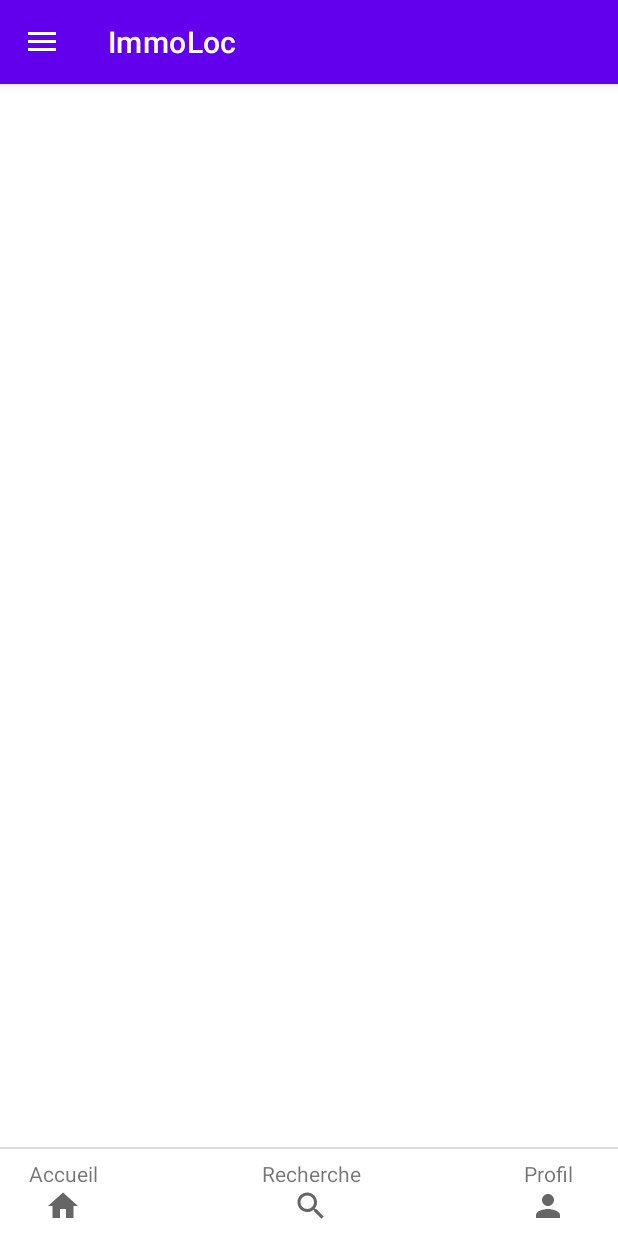
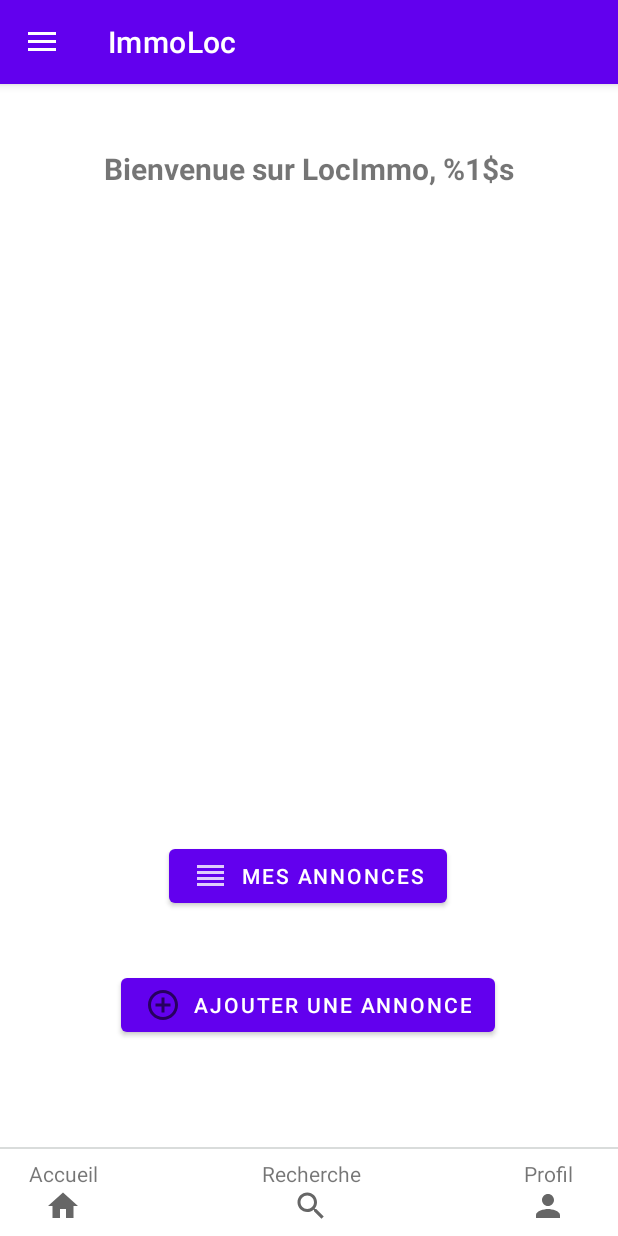
Before and after one commit to ETS-Android3/ImmoLoc, an Android app: the HomeActivity screen opened directly, with no data from a screen before it, on a phone screen of 412 x 824 dp. Run offline under Robolectric (Android 15) with nearby library versions, the phone set to English and light mode, and no system bars.

Commit message:
improved home page activity and code

```diff
--- a/app/src/main/AndroidManifest.xml
+++ b/app/src/main/AndroidManifest.xml
@@ -42,6 +42,9 @@
                 <category android:name="android.intent.category.LAUNCHER" />
             </intent-filter>
         </activity>
+        <activity
+            android:name=".AddAd">
+        </activity>
 
 
     </application>
--- a/app/src/main/java/com/example/immoloc/Login.java
+++ b/app/src/main/java/com/example/immoloc/Login.java
@@ -57,7 +57,11 @@ public class Login extends AppCompatActivity {
                                 }
                             });
                         } else {
-                            startActivity(new Intent(Login.this, HomeActivity.class));
+                            String userName = userDao.findName(mailText);
+                            //startActivity(new Intent(Login.this, HomeActivity.class));
+                            Intent i = new Intent(Login.this, HomeActivity.class);
+                            i.putExtra("getUN",userName);
+                            startActivity(i);
                         }
                     }
                 }).start();
--- a/app/src/main/java/com/example/immoloc/database/UserDao.java
+++ b/app/src/main/java/com/example/immoloc/database/UserDao.java
@@ -31,6 +31,9 @@ public interface UserDao {
     @Query("UPDATE user SET password=:new_password WHERE email =:userEmail")
     void updatePassword(String new_password, String userEmail);
 
+    @Query("SELECT first_name FROM user WHERE email =:userEmail")
+    String findName(String userEmail);
+
     @Update
     void update(User user);
 
--- /dev/null
+++ b/app/src/main/res/drawable/ic_add_ad.xml
@@ -0,0 +1,10 @@
+<vector xmlns:android="http://schemas.android.com/apk/res/android"
+    android:width="24dp"
+    android:height="24dp"
+    android:viewportWidth="24"
+    android:viewportHeight="24"
+    android:tint="?attr/colorControlNormal">
+  <path
+      android:fillColor="@android:color/white"
+      android:pathData="M13,7h-2v4L7,11v2h4v4h2v-4h4v-2h-4L13,7zM12,2C6.48,2 2,6.48 2,12s4.48,10 10,10 10,-4.48 10,-10S17.52,2 12,2zM12,20c-4.41,0 -8,-3.59 -8,-8s3.59,-8 8,-8 8,3.59 8,8 -3.59,8 -8,8z"/>
+</vector>
--- a/app/src/main/res/layout/activity_home.xml
+++ b/app/src/main/res/layout/activity_home.xml
@@ -29,6 +29,51 @@
                 android:layout_width="match_parent"
                 android:layout_height="match_parent"
                 android:id="@+id/fragment_container">
+
+        <androidx.constraintlayout.widget.ConstraintLayout
+            android:layout_width="match_parent"
+            android:layout_height="match_parent">
+
+            <Button
+                android:id="@+id/voirMesAnnonces"
+                android:layout_width="wrap_content"
+                android:layout_height="wrap_content"
+                android:drawableLeft="@drawable/biensimmo"
+                android:text="@string/showMyAdds"
+                app:layout_constraintBottom_toTopOf="@+id/ajouterAnnonce"
+                app:layout_constraintEnd_toEndOf="parent"
+                app:layout_constraintHorizontal_bias="0.498"
+                app:layout_constraintStart_toStartOf="parent"
+                app:layout_constraintTop_toBottomOf="@+id/titleHomePage"
+                app:layout_constraintVertical_bias="0.919" />
+
+            <Button
+                android:id="@+id/ajouterAnnonce"
+                android:layout_width="wrap_content"
+                android:layout_height="wrap_content"
+                android:drawableLeft="@drawable/ic_add_ad"
+                android:text="@string/btnAddAd"
+                app:layout_constraintBottom_toBottomOf="parent"
+                app:layout_constraintEnd_toEndOf="parent"
+                app:layout_constraintHorizontal_bias="0.497"
+                app:layout_constraintStart_toStartOf="parent"
+                app:layout_constraintTop_toBottomOf="@+id/titleHomePage"
+                app:layout_constraintVertical_bias="0.8" />
+
+            <TextView
+                android:id="@+id/titleHomePage"
+                android:layout_width="wrap_content"
+                android:layout_height="wrap_content"
+                android:text="@string/titlePage"
+                android:textSize="20sp"
+                android:textStyle="bold"
+                app:layout_constraintBottom_toBottomOf="parent"
+                app:layout_constraintEnd_toEndOf="parent"
+                app:layout_constraintHorizontal_bias="0.498"
+                app:layout_constraintStart_toStartOf="parent"
+                app:layout_constraintTop_toTopOf="parent"
+                app:layout_constraintVertical_bias="0.058" />
+        </androidx.constraintlayout.widget.ConstraintLayout>
     </FrameLayout>
 
     </LinearLayout>
--- a/app/src/main/res/values/strings.xml
+++ b/app/src/main/res/values/strings.xml
@@ -6,11 +6,16 @@
     <string name="welcomeDescription">Bienvenue sur LocImmo, votre\n application de recherche\n de biens immbobiliers dans\n toute la France!</string>
     <string name="welcomeBtn">Démarrer</string>
 
-    <!-- Home page (activity_main yet) -->
+    <!-- Main Activity -->
     <string name="inscriptionBtn">Inscription</string>
     <string name="connexionBtn">Connexion</string>
     <string name="showImmoHouses">Biens immobiliers</string>
+
+    <!-- Home page -->
     <string name="title_activity_login">Login</string>
+    <string name="titlePage">Bienvenue sur LocImmo, %1$s</string>
+    <string name="btnAddAd">Ajouter une annonce</string>
+    <string name="showMyAdds">Mes annonces</string>
 
     <!-- Login page -->
     <string name="co">Connexion</string>
@@ -33,6 +38,7 @@
     <string name="proBtn">Professionnel</string>
     <string name="privateBtn">Particulier</string>
     <string name="title_activity_home">HomeActivity</string>
+
     <!-- Strings used for fragments for navigation -->
     <string name="first_fragment_label">First Fragment</string>
     <string name="second_fragment_label">Second Fragment</string>
```
Also changed, not shown: app/src/main/java/com/example/immoloc/AddAd.java (added, +15 -0 lines), app/src/main/java/com/example/immoloc/HomeActivity.java (+32 -20 lines), app/src/main/res/layout/activity_add_ad.xml (added, +35 -0 lines).
